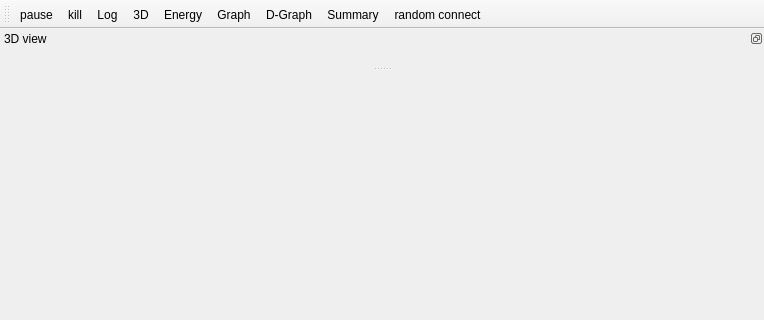
Old version of the form pele/gui/ui/connect_run_ui.ui in the repository pele-python/pele; both pictures show x 0 to 764 and y 0 to 320 of the 764 by 829 pixel window.
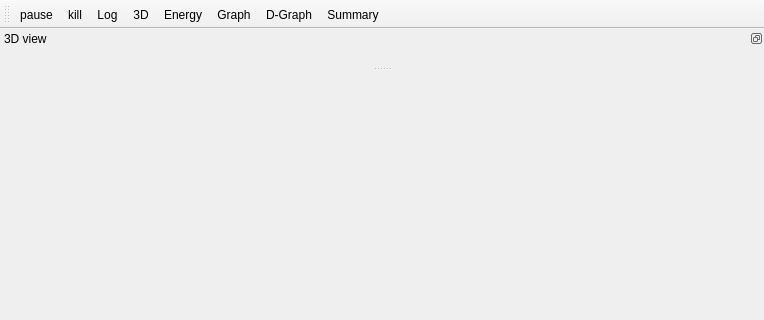
New version of the form. Icons and pictures are not drawn. Custom widgets are drawn as their Qt base class.

Commit message:
use ConnectManager in the gui connect all dialog
this gives more freedom for how to choose which minima to connect

What changed in the file:
```diff
--- a/pele/gui/ui/connect_run_ui.ui
+++ b/pele/gui/ui/connect_run_ui.ui
@@ -131,7 +131,6 @@
    <addaction name="actionGraph"/>
    <addaction name="actionD_Graph"/>
    <addaction name="actionSummary"/>
-   <addaction name="actionRandom_connect"/>
   </widget>
   <action name="actionEnergy">
    <property name="checkable">
@@ -230,17 +229,6 @@
     <string>interrupt the connect run</string>
    </property>
   </action>
-  <action name="actionRandom_connect">
-   <property name="checkable">
-    <bool>true</bool>
-   </property>
-   <property name="text">
-    <string>random connect</string>
-   </property>
-   <property name="toolTip">
-    <string>connect random minima</string>
-   </property>
-  </action>
  </widget>
  <customwidgets>
   <customwidget>
```
The commit also changes 4 other files.
